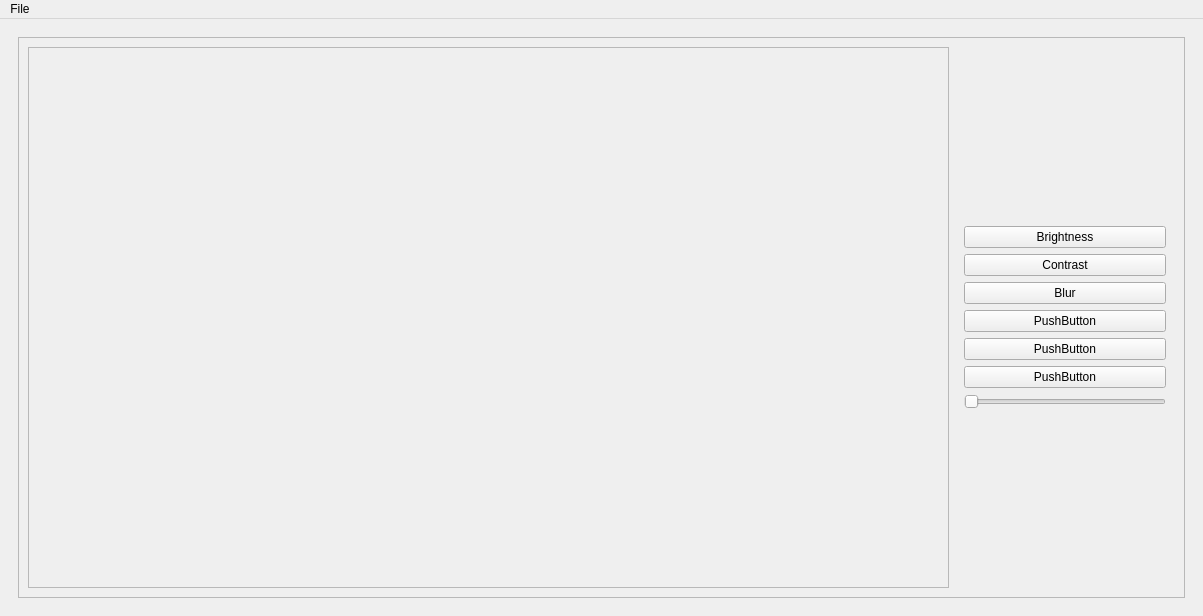
Before: the Qt Designer form UI/main.ui in sarimbinwaseem/Visca-Image-Editor, drawn with Qt 5.
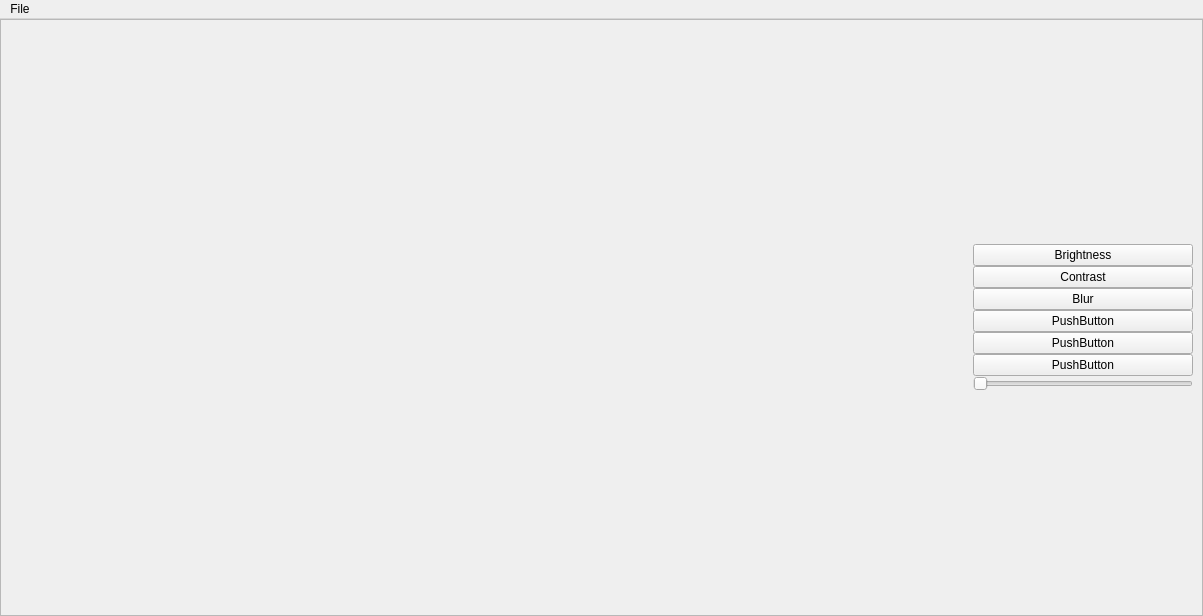
After: the same form once the commit is applied.

Commit message: Pictures' opening but not resizing

```diff
--- a/UI/main.ui
+++ b/UI/main.ui
@@ -27,6 +27,18 @@
     </sizepolicy>
    </property>
    <layout class="QHBoxLayout" name="horizontalLayout">
+    <property name="leftMargin">
+     <number>0</number>
+    </property>
+    <property name="topMargin">
+     <number>0</number>
+    </property>
+    <property name="rightMargin">
+     <number>0</number>
+    </property>
+    <property name="bottomMargin">
+     <number>0</number>
+    </property>
     <item>
      <widget class="QFrame" name="centralWidgetFrame">
       <property name="frameShape">
@@ -36,6 +48,21 @@
        <enum>QFrame::Plain</enum>
       </property>
       <layout class="QGridLayout" name="gridLayout_3">
+       <property name="leftMargin">
+        <number>0</number>
+       </property>
+       <property name="topMargin">
+        <number>0</number>
+       </property>
+       <property name="rightMargin">
+        <number>0</number>
+       </property>
+       <property name="bottomMargin">
+        <number>0</number>
+       </property>
+       <property name="spacing">
+        <number>0</number>
+       </property>
        <item row="0" column="0">
         <widget class="QFrame" name="mainFrame">
          <property name="frameShape">
@@ -45,15 +72,47 @@
           <enum>QFrame::Raised</enum>
          </property>
          <layout class="QHBoxLayout" name="horizontalLayout_2">
+          <property name="leftMargin">
+           <number>0</number>
+          </property>
+          <property name="topMargin">
+           <number>0</number>
+          </property>
+          <property name="bottomMargin">
+           <number>0</number>
+          </property>
           <item>
            <widget class="QFrame" name="imageViewerFrame">
             <property name="frameShape">
-             <enum>QFrame::StyledPanel</enum>
+             <enum>QFrame::NoFrame</enum>
             </property>
             <property name="frameShadow">
-             <enum>QFrame::Raised</enum>
+             <enum>QFrame::Plain</enum>
             </property>
-            <layout class="QGridLayout" name="gridLayout"/>
+            <layout class="QGridLayout" name="gridLayout">
+             <property name="leftMargin">
+              <number>0</number>
+             </property>
+             <property name="topMargin">
+              <number>0</number>
+             </property>
+             <property name="rightMargin">
+              <number>0</number>
+             </property>
+             <property name="bottomMargin">
+              <number>0</number>
+             </property>
+             <property name="spacing">
+              <number>0</number>
+             </property>
+             <item row="0" column="0">
+              <layout class="QGridLayout" name="imageDisplayer">
+               <property name="spacing">
+                <number>0</number>
+               </property>
+              </layout>
+             </item>
+            </layout>
            </widget>
           </item>
           <item>
@@ -86,6 +145,21 @@
              <number>0</number>
             </property>
             <layout class="QVBoxLayout" name="verticalLayout">
+             <property name="spacing">
+              <number>0</number>
+             </property>
+             <property name="leftMargin">
+              <number>0</number>
+             </property>
+             <property name="topMargin">
+              <number>0</number>
+             </property>
+             <property name="rightMargin">
+              <number>0</number>
+             </property>
+             <property name="bottomMargin">
+              <number>0</number>
+             </property>
              <item>
               <widget class="QPushButton" name="pushButton">
                <property name="cursor">
```
